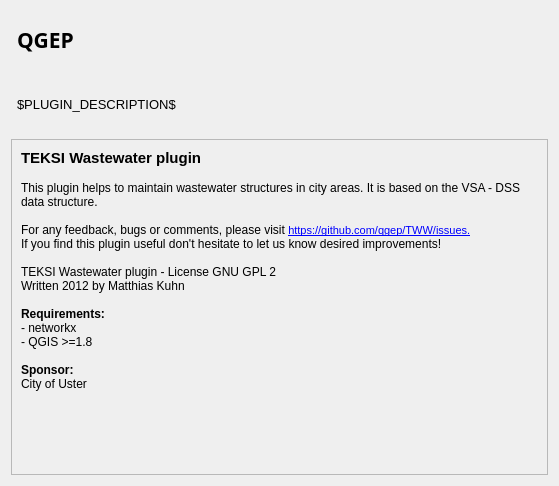
teksi/wastewater, file plugin/teksi_wastewater/ui/dlgabout.ui: the form before one commit.
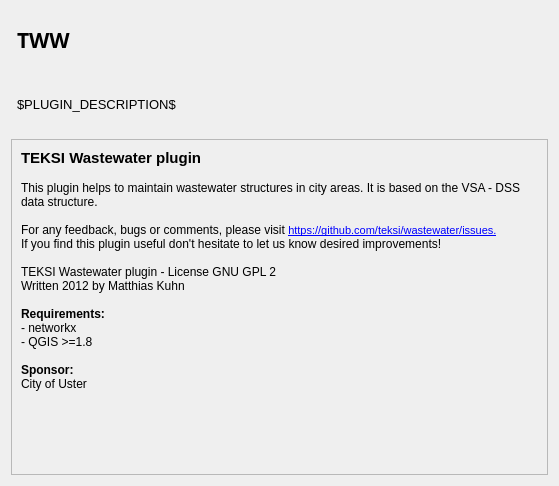
The form after the commit.

Diff of the .ui file:
```diff
--- a/plugin/teksi_wastewater/ui/dlgabout.ui
+++ b/plugin/teksi_wastewater/ui/dlgabout.ui
@@ -82,7 +82,7 @@
 &lt;p style=&quot;-qt-paragraph-type:empty; margin-top:0px; margin-bottom:0px; margin-left:0px; margin-right:0px; -qt-block-indent:0; text-indent:0px; font-family:'Sans Serif'; font-size:9pt;&quot;&gt;&lt;br /&gt;&lt;/p&gt;
 &lt;p style=&quot; margin-top:0px; margin-bottom:0px; margin-left:0px; margin-right:0px; -qt-block-indent:0; text-indent:0px;&quot;&gt;&lt;span style=&quot; font-family:'Sans Serif'; font-size:9pt;&quot;&gt;This plugin helps to maintain wastewater structures in city areas. It is based on the VSA - DSS data structure.&lt;/span&gt;&lt;/p&gt;
 &lt;p style=&quot;-qt-paragraph-type:empty; margin-top:0px; margin-bottom:0px; margin-left:0px; margin-right:0px; -qt-block-indent:0; text-indent:0px; font-family:'Sans Serif'; font-size:9pt;&quot;&gt;&lt;br /&gt;&lt;/p&gt;
-&lt;p style=&quot; margin-top:0px; margin-bottom:0px; margin-left:0px; margin-right:0px; -qt-block-indent:0; text-indent:0px;&quot;&gt;&lt;span style=&quot; font-family:'Sans Serif'; font-size:9pt;&quot;&gt;For any feedback, bugs or comments, please visit &lt;/span&gt;&lt;a href=&quot;https://github.com/teksi/teksi_wastewater/issues&quot;&gt;&lt;span style=&quot; font-family:'MS Shell Dlg 2'; font-size:8pt; text-decoration: underline; color:#0000ff;&quot;&gt;https://github.com/qgep/TWW/issues.&lt;/span&gt;&lt;/a&gt;&lt;/p&gt;
+&lt;p style=&quot; margin-top:0px; margin-bottom:0px; margin-left:0px; margin-right:0px; -qt-block-indent:0; text-indent:0px;&quot;&gt;&lt;span style=&quot; font-family:'Sans Serif'; font-size:9pt;&quot;&gt;For any feedback, bugs or comments, please visit &lt;/span&gt;&lt;a href=&quot;https://github.com/teksi/wastewater/issues&quot;&gt;&lt;span style=&quot; font-family:'MS Shell Dlg 2'; font-size:8pt; text-decoration: underline; color:#0000ff;&quot;&gt;https://github.com/teksi/wastewater/issues.&lt;/span&gt;&lt;/a&gt;&lt;/p&gt;
 &lt;p style=&quot; margin-top:0px; margin-bottom:0px; margin-left:0px; margin-right:0px; -qt-block-indent:0; text-indent:0px;&quot;&gt;&lt;span style=&quot; font-family:'Sans Serif'; font-size:9pt;&quot;&gt;If you find this plugin useful don't hesitate to let us know desired improvements!&lt;/span&gt;&lt;/p&gt;
 &lt;p style=&quot;-qt-paragraph-type:empty; margin-top:0px; margin-bottom:0px; margin-left:0px; margin-right:0px; -qt-block-indent:0; text-indent:0px; font-family:'Sans Serif'; font-size:9pt;&quot;&gt;&lt;br /&gt;&lt;/p&gt;
 &lt;p style=&quot; margin-top:0px; margin-bottom:0px; margin-left:0px; margin-right:0px; -qt-block-indent:0; text-indent:0px;&quot;&gt;&lt;span style=&quot; font-family:'Sans Serif'; font-size:9pt;&quot;&gt;TEKSI Wastewater plugin - License GNU GPL 2&lt;/span&gt;&lt;/p&gt;
@@ -136,7 +136,7 @@
       </font>
      </property>
      <property name="text">
-      <string>QGEP</string>
+      <string>TWW</string>
      </property>
     </widget>
    </item>
```
